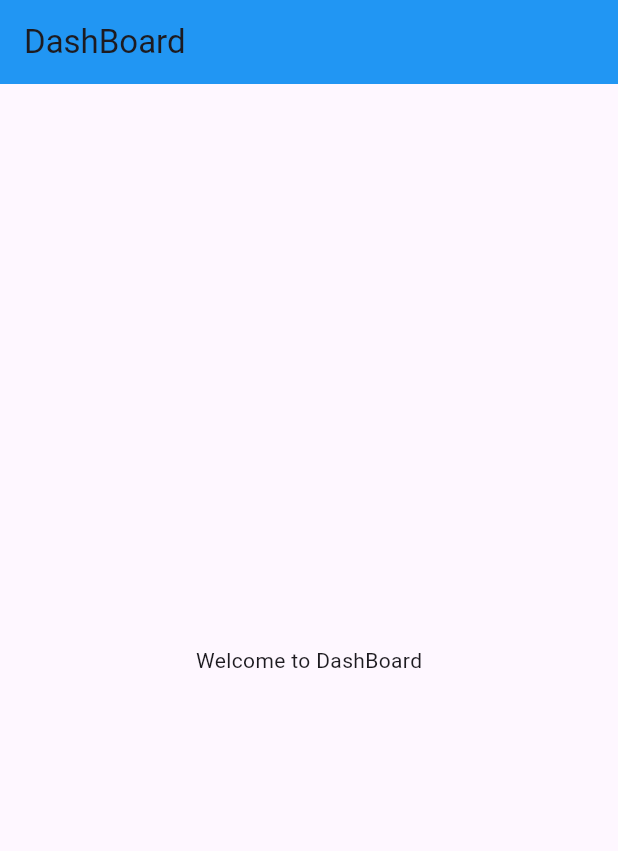
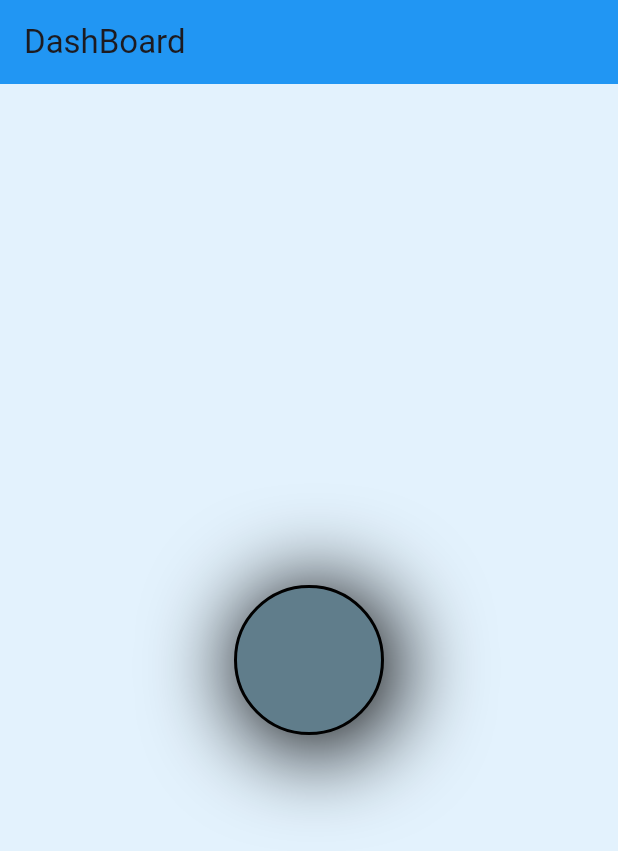
Before and after one commit to codebyAbhishekBharti/flutter_basics, a Flutter app: the screen it shows after launch, on a phone screen of 412 x 824 dp. Shown: the top 851 px of the screen. Run offline on Flutter 3.47's test engine with Material 3 defaults, Android fonts, the phone set to English and light mode, and no system bars.

Commit message:
Add Decoration to Container

```diff
--- a/lib/main.dart
+++ b/lib/main.dart
@@ -24,9 +24,39 @@ class DashBoardScreen extends StatelessWidget{
         title: Text('DashBoard'),
         backgroundColor: Colors.blue,
       ),
-      body: Center(
-        child: Text('Welcome to DashBoard'),
-      ),
+      body: Container(
+        color: Colors.blue.shade50,
+        width: double.infinity,
+        height: double.infinity,
+        child: Center(
+          child: Container(
+            width: 100,
+            height: 100,
+            // color: Colors.blueGrey,
+            decoration: BoxDecoration(
+              color: Colors.blueGrey,
+              // borderRadius: BorderRadius.circular(10),
+              // borderRadius: BorderRadius.only(
+              //   topLeft: Radius.circular(10),
+              //   topRight: Radius.circular(10),
+              // )
+              border: Border.all(
+                color: Colors.black,
+                width: 2,
+              ),
+              boxShadow: const [
+                BoxShadow(
+                  color: Colors.black,
+                  offset: Offset(5, 5),
+                  blurRadius: 51,
+                  spreadRadius: 5,
+                ),
+              ],
+              shape: BoxShape.circle,
+            ),
+          ),
+        ),
+      )
     );
   }
 
```
